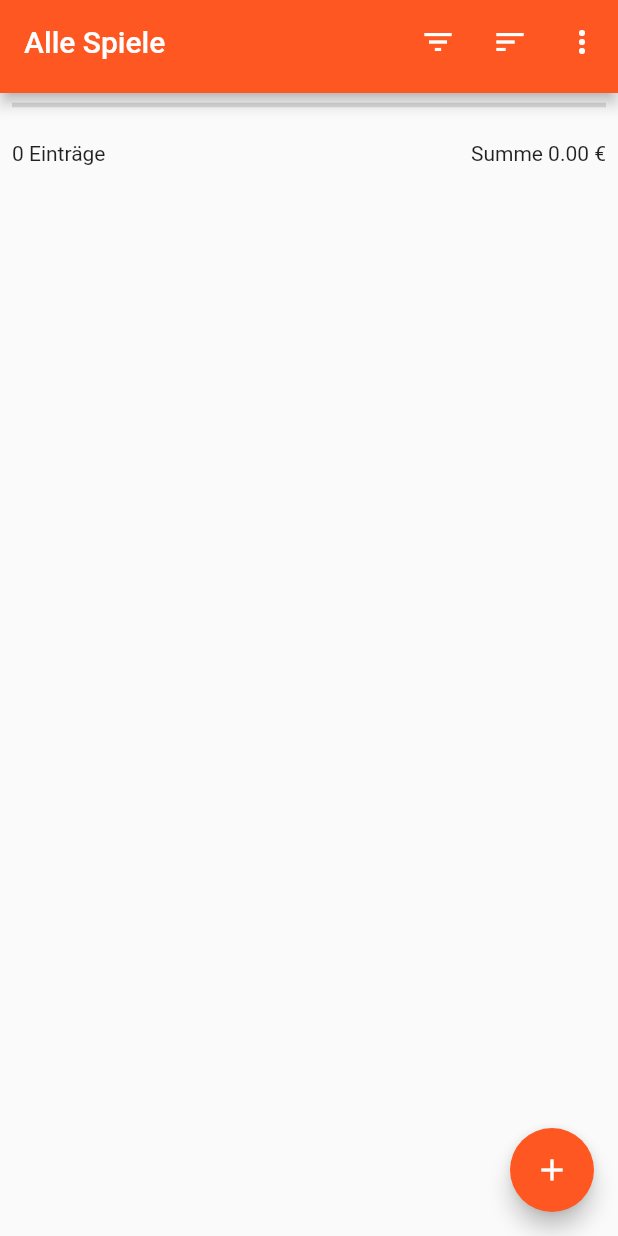
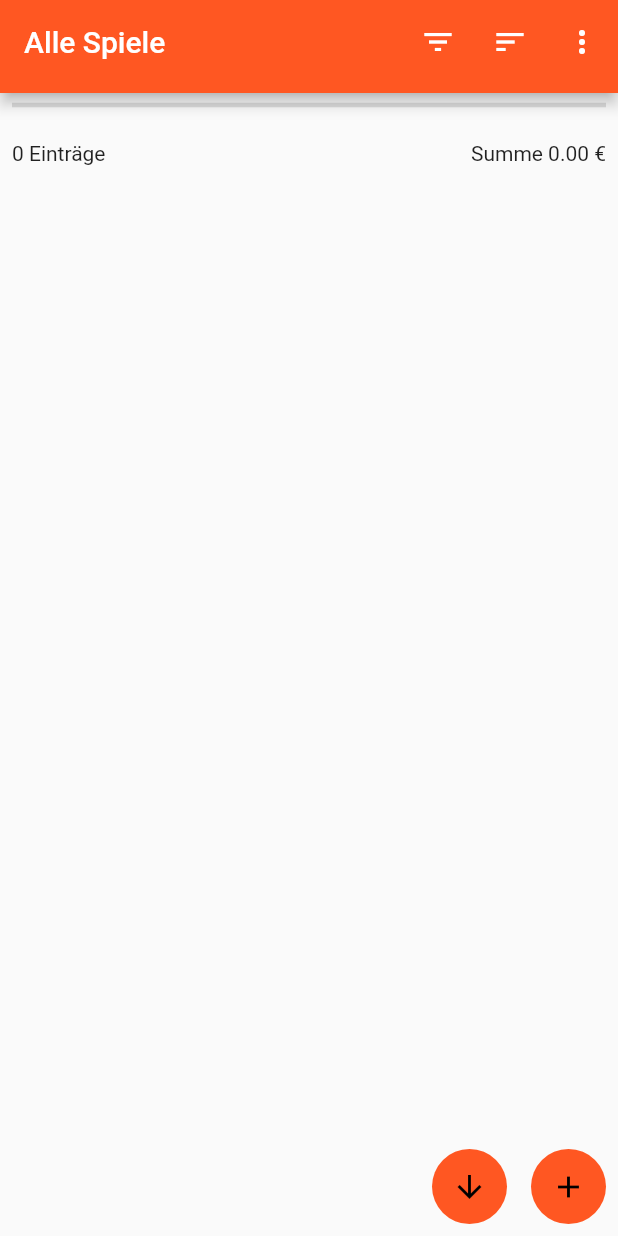
Before and after one commit to PhiliGuertler/pile-of-shame, a Flutter app: the screen it shows after launch, on a phone screen of 412 x 824 dp. Run offline on Flutter 3.47's test engine with Material 2 defaults, Android fonts, the phone set to English and light mode, and no system bars; our stand-ins replace cached_network_image, dropdown_button2, file_picker, share_plus.

Commit message:
added buttons to automatically scroll up or down

```diff
--- a/pile_of_shame/lib/src/screens/games.dart
+++ b/pile_of_shame/lib/src/screens/games.dart
@@ -1,6 +1,4 @@
 import 'package:flutter/material.dart';
-import 'package:pile_of_shame/src/models/age_restrictions.dart';
-import 'package:pile_of_shame/src/models/game_platform.dart';
 import 'package:pile_of_shame/src/persistance/storage.dart';
 import 'package:pile_of_shame/src/scrapers/igdb_scraper.dart';
 import 'package:pile_of_shame/src/screens/game_addition.dart';
@@ -9,13 +7,10 @@ import 'package:pile_of_shame/src/utils/game_filters.dart';
 import 'package:pile_of_shame/src/widgets/game_displays/game_list_item.dart';
 
 import '../models/game.dart';
-import '../models/game_status.dart';
 import '../widgets/filters/filter_popup_menu.dart';
 import '../widgets/filters/sorting_popup_menu.dart';
 import '../widgets/game_list_summary.dart';
-import '../widgets/popup_menu_title.dart';
 import '../widgets/scraping_progress_view.dart';
-import '../widgets/selected_text_style.dart';
 import 'game_details.dart';
 
 class GameScreen extends StatefulWidget {
@@ -25,12 +20,38 @@ class GameScreen extends StatefulWidget {
   State<GameScreen> createState() => _GameScreenState();
 }
 
-class _GameScreenState extends State<GameScreen> {
+class _GameScreenState extends State<GameScreen> with TickerProviderStateMixin {
   List<Game> _games = [];
 
   GameFilters _filters = GameFilters();
 
   Stream<int>? _scrapingProgress;
+  final AdjustableScrollController _scrollController =
+      AdjustableScrollController();
+  late final AnimationController _scrollDownAnimationController =
+      AnimationController(
+          vsync: this, duration: const Duration(milliseconds: 300));
+  late final Animation<Offset> _scrollDownAnimation = Tween<Offset>(
+    begin: const Offset(0, 1),
+    end: Offset.zero,
+  ).animate(
+    CurvedAnimation(
+      parent: _scrollDownAnimationController,
+      curve: Curves.linearToEaseOut,
+    ),
+  );
+  late final AnimationController _scrollUpAnimationController =
+      AnimationController(
+          vsync: this, duration: const Duration(milliseconds: 300));
+  late final Animation<Offset> _scrollUpAnimation = Tween<Offset>(
+    begin: const Offset(0, 1),
+    end: Offset.zero,
+  ).animate(
+    CurvedAnimation(
+      parent: _scrollUpAnimationController,
+      curve: Curves.linearToEaseOut,
+    ),
+  );
 
   void refresh() {
     Storage().readGames().then((value) {
@@ -45,6 +66,25 @@ class _GameScreenState extends State<GameScreen> {
   void initState() {
     super.initState();
     refresh();
+
+    _scrollController.addListener(() {
+      final double topThreshold =
+          _scrollController.position.minScrollExtent + 40.0;
+      final double bottomThreshold =
+          _scrollController.position.maxScrollExtent - 40.0;
+      if (_scrollController.offset > topThreshold) {
+        _scrollUpAnimationController.forward();
+      } else if (_scrollController.offset < topThreshold) {
+        _scrollUpAnimationController.reverse();
+      }
+      if (_scrollController.offset > bottomThreshold) {
+        _scrollDownAnimationController.reverse();
+      } else if (_scrollController.offset < bottomThreshold) {
+        _scrollDownAnimationController.forward();
+      }
+    });
+    _scrollDownAnimationController.value =
+        _scrollDownAnimationController.upperBound;
   }
 
   @override
@@ -53,20 +93,6 @@ class _GameScreenState extends State<GameScreen> {
       child: Stack(
         children: [
           Scaffold(
-            floatingActionButton: FloatingActionButton(
-              heroTag: "add_game_fab",
-              onPressed: () async {
-                await Navigator.push(
-                  context,
-                  MaterialPageRoute(
-                    builder: (context) => const AddGameScreen(),
-                  ),
-                );
-                refresh();
-              },
-              backgroundColor: Theme.of(context).colorScheme.primary,
-              child: const Icon(Icons.add),
-            ),
             appBar: AppBar(
               title: const Text('Alle Spiele'),
               bottom: PreferredSize(
@@ -244,7 +270,7 @@ class _GameScreenState extends State<GameScreen> {
               ],
             ),
             body: ListView.builder(
-              controller: AdjustableScrollController(),
+              controller: _scrollController,
               shrinkWrap: true,
               itemCount: _games.length + 2,
               itemBuilder: (context, index) {
@@ -287,6 +313,7 @@ class _GameScreenState extends State<GameScreen> {
             builder: (context, snapshot) => Positioned(
               bottom: 0.0,
               left: 0.0,
+              right: 0.0,
               child: snapshot.hasData &&
                       snapshot.data! > -1 &&
                       snapshot.data! < _games.length
@@ -301,6 +328,78 @@ class _GameScreenState extends State<GameScreen> {
                   : Container(),
             ),
           ),
+          Positioned(
+            bottom: 0.0,
+            right: 25.0 * 2 + 8.0 * 2 + 25.0 * 2 + 8.0 * 2,
+            child: SlideTransition(
+              position: _scrollUpAnimation,
+              child: Padding(
+                padding: const EdgeInsets.all(8.0),
+                child: CircleAvatar(
+                  radius: 25,
+                  backgroundColor: Theme.of(context).colorScheme.primary,
+                  child: IconButton(
+                    icon: const Icon(Icons.arrow_upward),
+                    color: Colors.black,
+                    onPressed: () {
+                      _scrollController.animateTo(
+                          _scrollController.position.minScrollExtent,
+                          duration: const Duration(seconds: 1),
+                          curve: Curves.easeInOut);
+                    },
+                  ),
+                ),
+              ),
+            ),
+          ),
+          Positioned(
+            bottom: 0.0,
+            right: 25.0 * 2 + 8.0 * 2,
+            child: SlideTransition(
+              position: _scrollDownAnimation,
+              child: Padding(
+                padding: const EdgeInsets.all(8.0),
+                child: CircleAvatar(
+                  radius: 25,
+                  backgroundColor: Theme.of(context).colorScheme.primary,
+                  child: IconButton(
+                    icon: const Icon(Icons.arrow_downward),
+                    color: Colors.black,
+                    onPressed: () {
+                      _scrollController.animateTo(
+                          _scrollController.position.maxScrollExtent,
+                          duration: const Duration(seconds: 1),
+                          curve: Curves.easeInOut);
+                    },
+                  ),
+                ),
+              ),
+            ),
+          ),
+          Positioned(
+            right: 0,
+            bottom: 0,
+            child: Padding(
+              padding: const EdgeInsets.all(8.0),
+              child: CircleAvatar(
+                radius: 25,
+                backgroundColor: Theme.of(context).colorScheme.primary,
+                child: IconButton(
+                  icon: const Icon(Icons.add),
+                  color: Colors.black,
+                  onPressed: () async {
+                    await Navigator.push(
+                      context,
+                      MaterialPageRoute(
+                        builder: (context) => const AddGameScreen(),
+                      ),
+                    );
+                    refresh();
+                  },
+                ),
+              ),
+            ),
+          ),
         ],
       ),
     );
```
